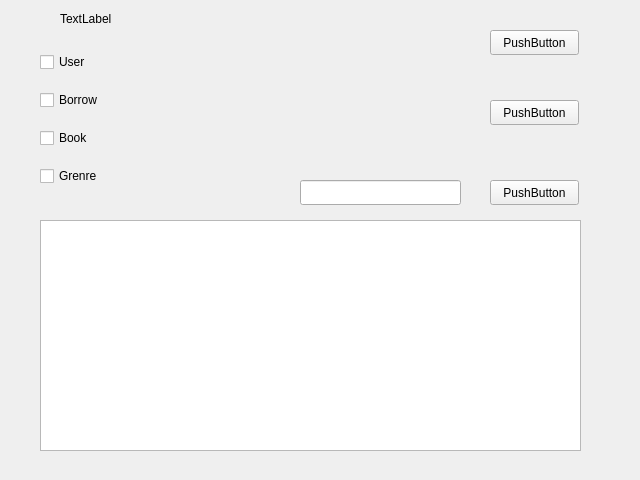
This is ui/rootwidget.ui in 33F5s/courceDesign as Qt 5 draws it before an edit. The edited form follows.
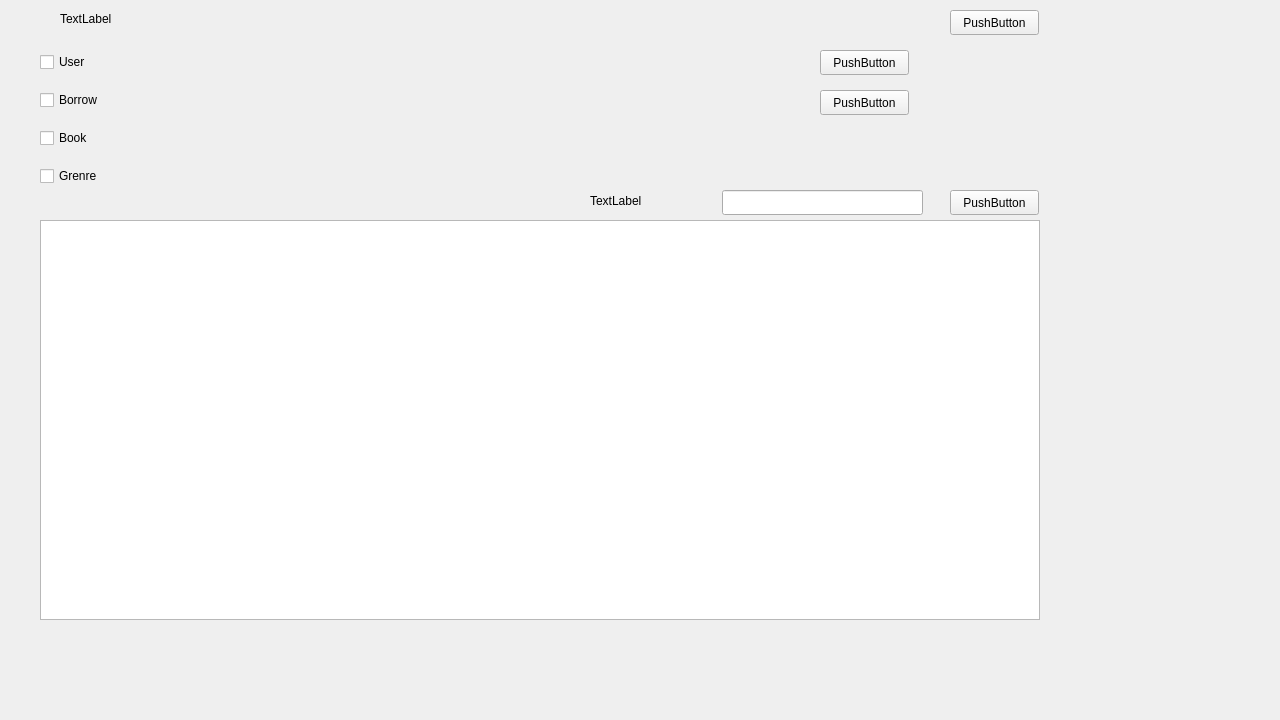
This is the edited form.

The edit to the form file:
```diff
--- a/ui/rootwidget.ui
+++ b/ui/rootwidget.ui
@@ -6,8 +6,8 @@
    <rect>
     <x>0</x>
     <y>0</y>
-    <width>640</width>
-    <height>480</height>
+    <width>1280</width>
+    <height>720</height>
    </rect>
   </property>
   <property name="windowTitle">
@@ -16,8 +16,8 @@
   <widget class="QPushButton" name="pushButton_home">
    <property name="geometry">
     <rect>
-     <x>490</x>
-     <y>30</y>
+     <x>950</x>
+     <y>10</y>
      <width>89</width>
      <height>25</height>
     </rect>
@@ -31,16 +31,16 @@
     <rect>
      <x>40</x>
      <y>220</y>
-     <width>541</width>
-     <height>231</height>
+     <width>1000</width>
+     <height>400</height>
     </rect>
    </property>
   </widget>
   <widget class="QPushButton" name="pushButton_re">
    <property name="geometry">
     <rect>
-     <x>490</x>
-     <y>100</y>
+     <x>950</x>
+     <y>190</y>
      <width>89</width>
      <height>25</height>
     </rect>
@@ -62,30 +62,7 @@
     <string>TextLabel</string>
    </property>
   </widget>
-  <widget class="QLineEdit" name="lineEdit_search">
-   <property name="geometry">
-    <rect>
-     <x>300</x>
-     <y>180</y>
-     <width>161</width>
-     <height>25</height>
-    </rect>
-   </property>
-  </widget>
-  <widget class="QPushButton" name="pushButton_search">
-   <property name="geometry">
-    <rect>
-     <x>490</x>
-     <y>180</y>
-     <width>89</width>
-     <height>25</height>
-    </rect>
-   </property>
-   <property name="text">
-    <string>PushButton</string>
-   </property>
-  </widget>
-  <widget class="QWidget" name="">
+  <widget class="QWidget" name="layoutWidget">
    <property name="geometry">
     <rect>
      <x>40</x>
@@ -125,6 +102,55 @@
     </item>
    </layout>
   </widget>
+  <widget class="QPushButton" name="pushButton_sub">
+   <property name="geometry">
+    <rect>
+     <x>820</x>
+     <y>50</y>
+     <width>89</width>
+     <height>25</height>
+    </rect>
+   </property>
+   <property name="text">
+    <string>PushButton</string>
+   </property>
+  </widget>
+  <widget class="QPushButton" name="pushButton_cPasswd">
+   <property name="geometry">
+    <rect>
+     <x>820</x>
+     <y>90</y>
+     <width>89</width>
+     <height>25</height>
+    </rect>
+   </property>
+   <property name="text">
+    <string>PushButton</string>
+   </property>
+  </widget>
+  <widget class="QLineEdit" name="lineEdit_search">
+   <property name="geometry">
+    <rect>
+     <x>722</x>
+     <y>190</y>
+     <width>201</width>
+     <height>25</height>
+    </rect>
+   </property>
+  </widget>
+  <widget class="QLabel" name="label_search">
+   <property name="geometry">
+    <rect>
+     <x>590</x>
+     <y>190</y>
+     <width>121</width>
+     <height>21</height>
+    </rect>
+   </property>
+   <property name="text">
+    <string>TextLabel</string>
+   </property>
+  </widget>
  </widget>
  <resources/>
  <connections/>
```
